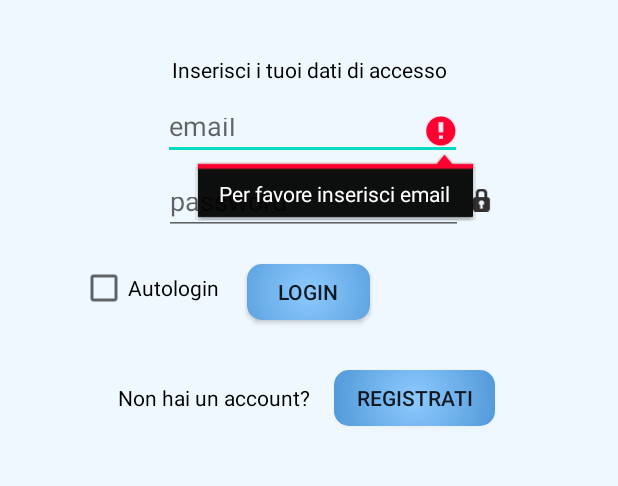
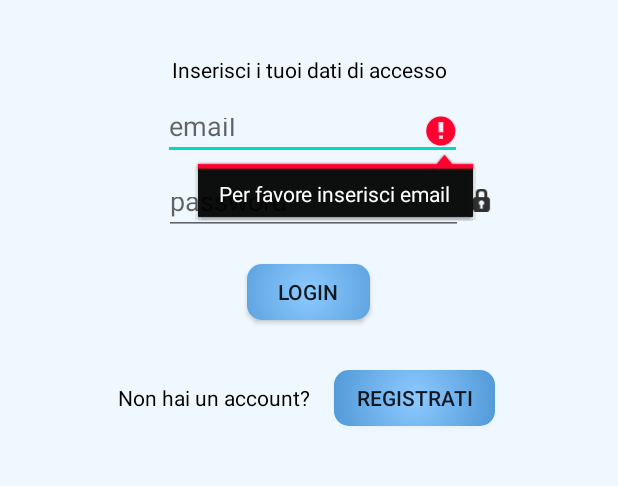
Before and after one commit to DiegoDc33/ReservationApp, an Android app: the screen it shows after launch (MainActivity), after a tap on "LOGIN", on a phone screen of 412 x 824 dp, the part 513-999 px from its top. Run offline under Robolectric (Android 15) with nearby library versions, the phone set to English and light mode, and no system bars; our stand-ins replace Firebase (no records; nobody signed in at launch, a user with empty details on screens opened directly).

Commit message:
login risolto. database risolto.

```diff
--- a/app/src/main/java/com/example/myapplication/login_fragment.kt
+++ b/app/src/main/java/com/example/myapplication/login_fragment.kt
@@ -43,24 +43,25 @@ class login_fragment : Fragment() {
 
 
     private fun doLogin() {
-
-        if (editEmail.text.toString().isEmpty()) {
+        val email=editEmail.text.toString()
+        val password=editPassword.text.toString()
+        if (email.isEmpty()) {
             editEmail.error = "Per favore inserisci email"
             editEmail.requestFocus()
             return
         }
-        if (!Patterns.EMAIL_ADDRESS.matcher(editEmail.text.toString()).matches()) {
+        if (!Patterns.EMAIL_ADDRESS.matcher(email).matches()) {
             editEmail.error = "Per favore inserisci email valida"
             editEmail.requestFocus()
             return
         }
-        if (editPassword.text.toString().isEmpty()) {
+        if (password.isEmpty()) {
             editPassword.error = "Per favore inserisci password"
             editPassword.requestFocus()
             return
         }
 
-        auth.signInWithEmailAndPassword(editEmail.toString(), editPassword.toString())
+        auth.signInWithEmailAndPassword(email, password)
             .addOnCompleteListener {
 
                 if (it.isSuccessful) {
@@ -82,16 +83,18 @@ class login_fragment : Fragment() {
         super.onStart()
         // Check if user is signed in (non-null) and update UI accordingly.
         val currentUser = auth.currentUser
-        updateUI(currentUser)
+        // updateUI(currentUser)
+        if (currentUser != null)
+            auth.signOut()
     }
 
     private fun updateUI(currentUser:FirebaseUser?) {
         if(currentUser !=null){
             Toast.makeText(requireContext(), "PROVA SENZA REINDIRIZZAMENTO",
                 Toast.LENGTH_SHORT).show()
-           /* Navigation.findNavController(requireActivity(), R.id.NavHost)
+          Navigation.findNavController(requireActivity(), R.id.NavHost)
 
-                .navigate(R.id.action_login_fragment_to_menu_fragment)*/
+                .navigate(R.id.action_login_fragment_to_menu_fragment)
         }else{
             Toast.makeText(requireContext(), "Authentication failed.",
                 Toast.LENGTH_SHORT).show()
--- a/app/src/main/res/layout/fragment_login.xml
+++ b/app/src/main/res/layout/fragment_login.xml
@@ -106,18 +106,6 @@
         app:layout_constraintVertical_bias="0.547"
         app:srcCompat="@android:drawable/ic_secure" />
 
-    <CheckBox
-        android:id="@+id/checkLogin"
-        android:layout_width="wrap_content"
-        android:layout_height="wrap_content"
-        android:text="Autologin"
-        app:layout_constraintBottom_toBottomOf="parent"
-        app:layout_constraintEnd_toEndOf="parent"
-        app:layout_constraintHorizontal_bias="0.166"
-        app:layout_constraintStart_toStartOf="parent"
-        app:layout_constraintTop_toTopOf="parent"
-        app:layout_constraintVertical_bias="0.628" />
-
     <ImageView
         android:id="@+id/imageView2"
         android:layout_width="202dp"
--- a/app/src/main/res/values/strings.xml
+++ b/app/src/main/res/values/strings.xml
@@ -1,6 +1,8 @@
 <resources>
     <string name="app_name">My Application</string>
+    <string name="nome_prodotto">nome</string>
+    <string name="descrizione_prodotto">descrizione</string>
+    <string name="prezzo_prodotto">prezzo</string>
 
     <!-- TODO: Remove or change this placeholder text -->
-    <string name="hello_blank_fragment">Hello blank fragment</string>
 </resources>
```
Also changed, not shown: app/build.gradle (+4 -3 lines), app/src/main/java/com/example/myapplication/menu_fragment.kt (+28 -1 lines), app/src/main/res/layout/fragment_menu.xml (+14 -7 lines), app/src/main/res/drawable/logo2.png (deleted).
